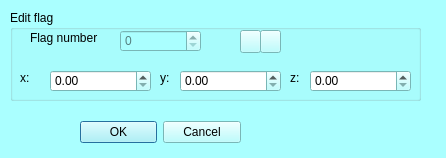
The window that Qt/mqEditFLGDialog.ui (morphomuseum/ISE-MeshTools) describes before a commit, drawn with Qt 5.
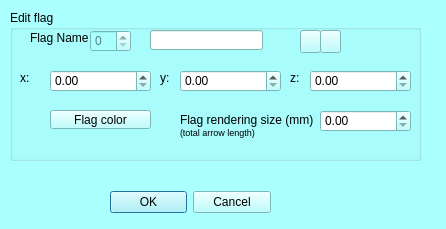
The same window after the commit. Icons and pictures are not drawn. Custom widgets are drawn as their Qt base class.

Commit message: Flag lmk

```diff
--- a/Qt/mqEditFLGDialog.ui
+++ b/Qt/mqEditFLGDialog.ui
@@ -7,7 +7,7 @@
     <x>0</x>
     <y>0</y>
     <width>446</width>
-    <height>158</height>
+    <height>229</height>
    </rect>
   </property>
   <property name="palette">
@@ -431,8 +431,8 @@
   <widget class="QWidget" name="layoutWidget">
    <property name="geometry">
     <rect>
-     <x>80</x>
-     <y>120</y>
+     <x>110</x>
+     <y>190</y>
      <width>161</width>
      <height>25</height>
     </rect>
@@ -456,7 +456,7 @@
      <x>10</x>
      <y>10</y>
      <width>411</width>
-     <height>91</height>
+     <height>151</height>
     </rect>
    </property>
    <property name="title">
@@ -468,9 +468,9 @@
     </property>
     <property name="geometry">
      <rect>
-      <x>110</x>
+      <x>80</x>
       <y>20</y>
-      <width>81</width>
+      <width>41</width>
       <height>22</height>
      </rect>
     </property>
@@ -485,13 +485,13 @@
      </rect>
     </property>
     <property name="text">
-     <string>Flag number</string>
+     <string>Flag Name</string>
     </property>
    </widget>
    <widget class="QPushButton" name="next">
     <property name="geometry">
      <rect>
-      <x>250</x>
+      <x>310</x>
       <y>20</y>
       <width>21</width>
       <height>23</height>
@@ -509,7 +509,7 @@
    <widget class="QPushButton" name="prec">
     <property name="geometry">
      <rect>
-      <x>230</x>
+      <x>290</x>
       <y>20</y>
       <width>21</width>
       <height>23</height>
@@ -583,6 +583,52 @@
      <string>y:</string>
     </property>
    </widget>
+   <widget class="mqColorChooserButton" name="FlagColorButton">
+    <property name="geometry">
+     <rect>
+      <x>40</x>
+      <y>100</y>
+      <width>101</width>
+      <height>19</height>
+     </rect>
+    </property>
+    <property name="text">
+     <string>Flag color</string>
+    </property>
+   </widget>
+   <widget class="QDoubleSpinBox" name="FlagRenderingSizeValue">
+    <property name="geometry">
+     <rect>
+      <x>310</x>
+      <y>100</y>
+      <width>91</width>
+      <height>22</height>
+     </rect>
+    </property>
+   </widget>
+   <widget class="QLabel" name="label_5">
+    <property name="geometry">
+     <rect>
+      <x>170</x>
+      <y>100</y>
+      <width>151</width>
+      <height>31</height>
+     </rect>
+    </property>
+    <property name="text">
+     <string>&lt;html&gt;&lt;head/&gt;&lt;body&gt;&lt;p&gt;Flag rendering size (mm)&lt;br/&gt;&lt;span style=&quot; font-size:7pt;&quot;&gt;(total arrow length)&lt;/span&gt;&lt;/p&gt;&lt;/body&gt;&lt;/html&gt;</string>
+    </property>
+   </widget>
+   <widget class="QLineEdit" name="FlagLabel">
+    <property name="geometry">
+     <rect>
+      <x>140</x>
+      <y>20</y>
+      <width>113</width>
+      <height>20</height>
+     </rect>
+    </property>
+   </widget>
   </widget>
   <widget class="QLabel" name="label_4">
    <property name="geometry">
@@ -598,6 +644,13 @@
    </property>
   </widget>
  </widget>
+ <customwidgets>
+  <customwidget>
+   <class>mqColorChooserButton</class>
+   <extends>QToolButton</extends>
+   <header location="global">mqcolorchooserbutton.h</header>
+  </customwidget>
+ </customwidgets>
  <resources>
   <include location="../Icons/icons.qrc"/>
   <include location="../Icons/icons.qrc"/>
```
The commit also changes 2 other files.
